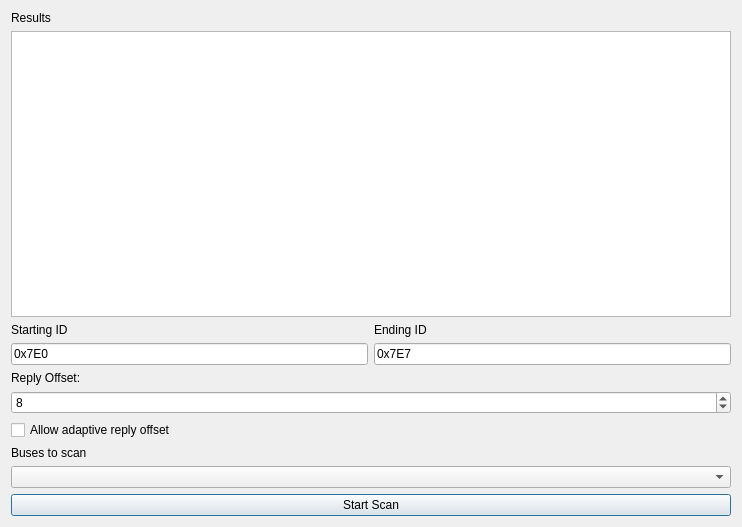
Qt form ui/udsscanwindow.ui (collin80/SavvyCAN) before a commit.
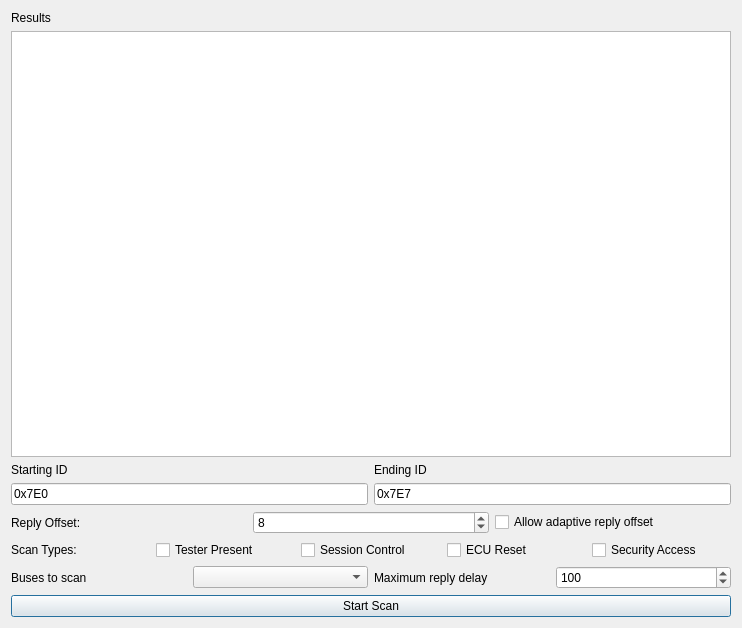
The same form after that commit.

Commit message: Fixes to allow for rapid frame updating in screens that need it, more implementation of UDS scanner (and fixes to make it work with current code base)

What changed in the file:
```diff
--- a/ui/udsscanwindow.ui
+++ b/ui/udsscanwindow.ui
@@ -7,7 +7,7 @@
     <x>0</x>
     <y>0</y>
     <width>742</width>
-    <height>527</height>
+    <height>628</height>
    </rect>
   </property>
   <property name="windowTitle">
@@ -65,6 +65,8 @@
     </layout>
    </item>
    <item>
+    <layout class="QHBoxLayout" name="horizontalLayout_4">
+     <item>
     <widget class="QLabel" name="label_5">
      <property name="text">
       <string>Reply Offset:</string>
@@ -91,6 +93,49 @@
      </property>
     </widget>
    </item>
+    </layout>
+   </item>
+   <item>
+    <layout class="QHBoxLayout" name="horizontalLayout_2">
+     <item>
+      <widget class="QLabel" name="label_6">
+       <property name="text">
+        <string>Scan Types:</string>
+       </property>
+      </widget>
+     </item>
+     <item>
+      <widget class="QCheckBox" name="ckTester">
+       <property name="text">
+        <string>Tester Present</string>
+       </property>
+      </widget>
+     </item>
+     <item>
+      <widget class="QCheckBox" name="ckSession">
+       <property name="text">
+        <string>Session Control</string>
+       </property>
+      </widget>
+     </item>
+     <item>
+      <widget class="QCheckBox" name="ckReset">
+       <property name="text">
+        <string>ECU Reset</string>
+       </property>
+      </widget>
+     </item>
+     <item>
+      <widget class="QCheckBox" name="ckSecurity">
+       <property name="text">
+        <string>Security Access</string>
+       </property>
+      </widget>
+     </item>
+    </layout>
+   </item>
+   <item>
+    <layout class="QHBoxLayout" name="horizontalLayout_3">
    <item>
     <widget class="QLabel" name="label">
      <property name="text">
@@ -100,6 +145,31 @@
    </item>
    <item>
     <widget class="QComboBox" name="cbBuses"/>
+     </item>
+     <item>
+      <widget class="QLabel" name="label_7">
+       <property name="text">
+        <string>Maximum reply delay</string>
+       </property>
+      </widget>
+     </item>
+     <item>
+      <widget class="QSpinBox" name="spinDelay">
+       <property name="minimum">
+        <number>50</number>
+       </property>
+       <property name="maximum">
+        <number>10000</number>
+       </property>
+       <property name="singleStep">
+        <number>10</number>
+       </property>
+       <property name="value">
+        <number>100</number>
+       </property>
+      </widget>
+     </item>
+    </layout>
    </item>
    <item>
     <widget class="QPushButton" name="btnScan">
```
Lines whose indentation alone changed are shown as unchanged. The commit also changes 6 other files.
